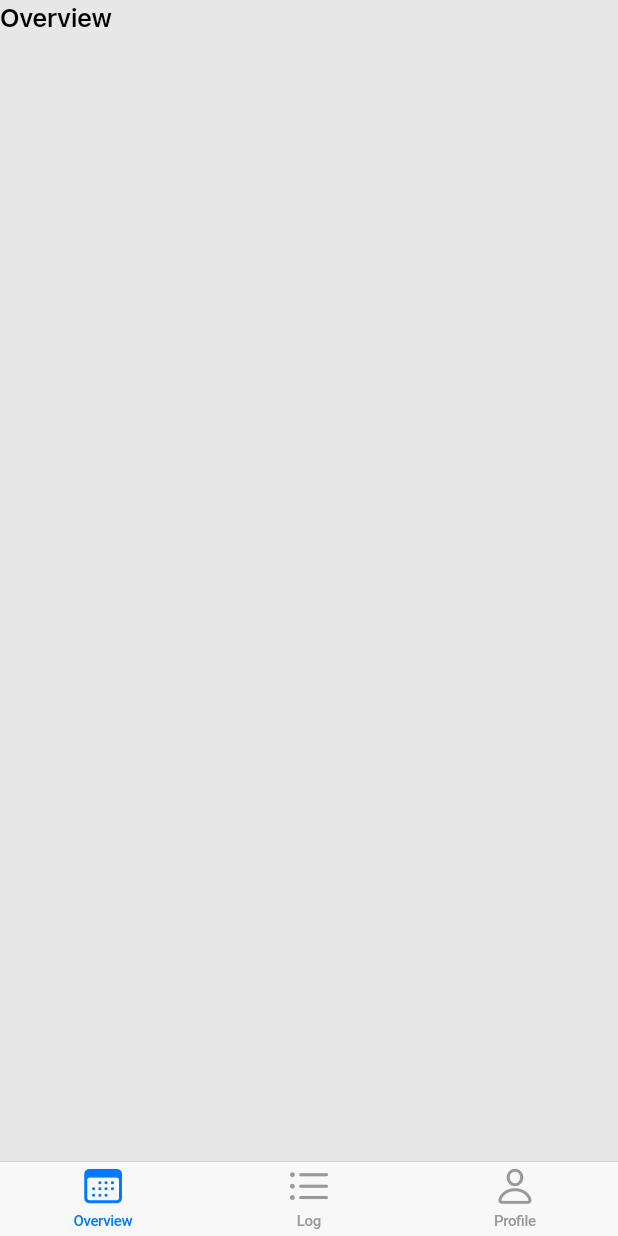
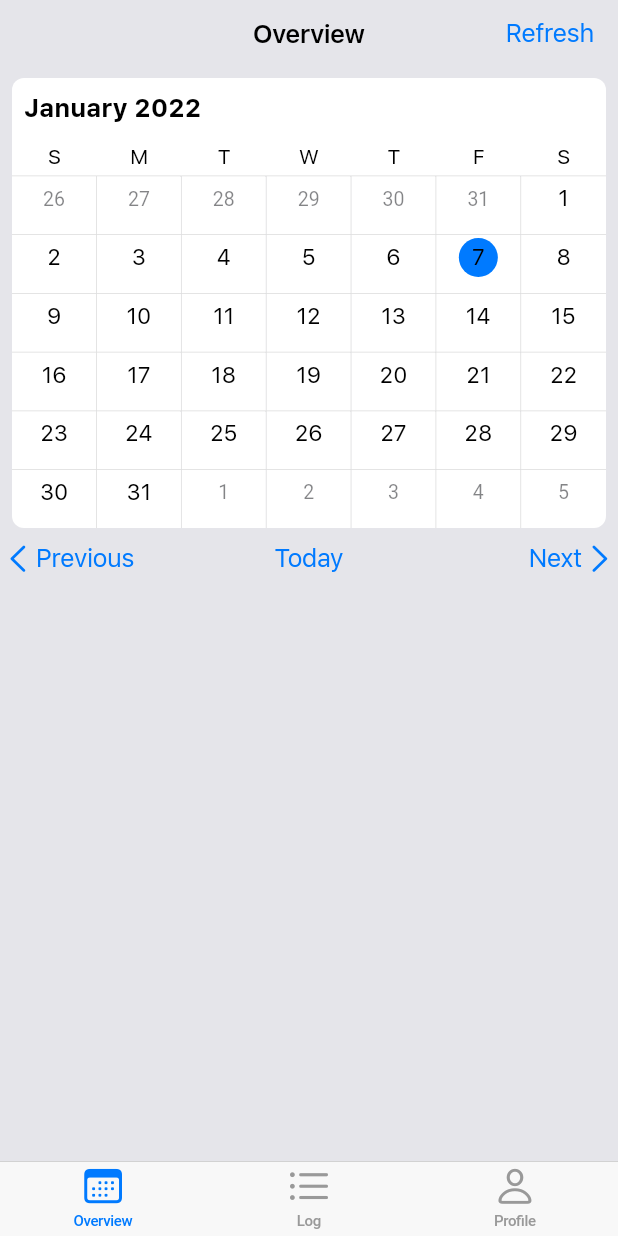
Before and after one commit to panupongv/lift-log-mobile, a Flutter app: the LiftLogApp screen opened directly, on a phone screen of 412 x 824 dp. Run offline on Flutter 3.47's test engine with Material 2 defaults, Android fonts, the phone set to English and light mode, and no system bars; drawn by our look-alikes of syncfusion_flutter_calendar; our stand-ins replace dartz, shared_preferences, sprintf; accounts and stored records are empty; network calls fail.

Commit message:
#3: Populate Calendar, month shift, data refresh button

```diff
--- /dev/null
+++ b/lib/models/calendar_session_source.dart
@@ -0,0 +1,25 @@
+import 'package:flutter/material.dart';
+import 'package:liftlogmobile/models/session.dart';
+import 'package:liftlogmobile/utils/styles.dart';
+import 'package:syncfusion_flutter_calendar/calendar.dart';
+
+
+class CalendarSessionSource extends CalendarDataSource {
+  CalendarSessionSource(List<Appointment> source) {
+    appointments = source;
+  }
+
+  factory CalendarSessionSource.wrapInSource(BuildContext context, List<Session> sessions) {
+    List<Appointment> appointments = <Appointment>[];
+
+    for (Session session in sessions) {
+      appointments.add(Appointment(
+        startTime: session.date,
+        endTime: session.date,
+        color: Styles.activeColor(context),
+      ));
+    }
+
+    return CalendarSessionSource(appointments);
+  }
+}
--- a/lib/models/session.dart
+++ b/lib/models/session.dart
@@ -43,19 +43,23 @@ class Session {
     return Session(json['_id'], json['name'], date, json['location']);
   }
 
+  static String convertDateToDisplayFormat(DateTime date) {
+    return _displayDateFormat.format(date);
+  }
+
+  static String convertDateToDatabaseFormat(DateTime date) {
+    return "${_databaseDateFormat.format(date.toUtc())}Z";
+  }
+
   DateTime fromDisplayFormatDate(String dateString) {
     return DateTime.parse(dateString);
-  }
-
-  String getDateInDisplayFormat() {
-    return _displayDateFormat.format(_date);
   }
 
   String getDayOfWeek() {
     return DateFormat("EEEE").format(_date);
   }
 
-  String getDateInDatabaseFormat() {
-    return "${_databaseDateFormat.format(_date.toUtc())}Z";
-  }
+  String getDateInDisplayFormat() => convertDateToDisplayFormat(_date);
+
+  String getDateInDatabaseFormat() => convertDateToDatabaseFormat(_date);
 }
--- a/lib/services/api_service.dart
+++ b/lib/services/api_service.dart
@@ -143,6 +143,26 @@ class APIService {
     return [];
   }
 
+  static Future<List<Session>> getSessionsByDate(DateTime startDate, DateTime endDate) async {
+    User user = GlobalUser.user!;
+    Map<String, String> query = {
+      'startDate': Session.convertDateToDatabaseFormat(startDate),
+      'endDate': Session.convertDateToDatabaseFormat(endDate),
+    };
+
+    final Uri url = Uri.parse(
+        "$_host/${user.username}/sessions/dates" + parameteriseQuery(query));
+
+    Response response = await get(url, headers: jsonHeaderWithAuthToken(user));
+
+    if (response.statusCode == HttpStatus.ok) {
+      dynamic json = jsonDecode(response.body);
+      List<dynamic> rawSessions = json['sessions'];
+      return rawSessions.map((s) => Session.fromJson(s)).toList();
+    }
+    return [];
+  }
+
   static Future<Session?> createSession(Session session) async {
     User user = GlobalUser.user!;
     final Uri url = Uri.parse("$_host/${user.username}/sessions");
--- a/lib/utils/styles.dart
+++ b/lib/utils/styles.dart
@@ -32,10 +32,16 @@ abstract class Styles {
   static Color defaultBackground(context) => _dynamicColor(context,
       CupertinoColors.lightBackgroundGray, CupertinoColors.darkBackgroundGray);
 
+  static Color calendarBackground(context) =>
+      _dynamicColor(context, CupertinoColors.white, CupertinoColors.black);
+
   static Color listItemBackground(context) =>
       _dynamicColor(context, CupertinoColors.white, CupertinoColors.black);
 
   static Color ellipsisIcon(context) => _dynamicGrey(context);
+
+  static Color calendarBorder(context) =>
+      _dynamicColor(context, CupertinoColors.black, CupertinoColors.white);
 
   static Color datePicker(context) =>
       _dynamicColor(context, CupertinoColors.white, CupertinoColors.black);
@@ -97,6 +103,34 @@ abstract class Styles {
 
   static TextStyle cautiousDialogAction(context, isActive) => TextStyle(
       color: isActive ? cautiousActionColor(context) : _dynamicGrey(context));
+
+  // Overview Tab TextStyles
+
+  static TextStyle calendarHeader(context) => TextStyle(
+      fontFamily: _defaultFontFamily,
+      fontWeight: FontWeight.bold,
+      fontSize: 17,
+      color: _defaultText(context));
+
+  static TextStyle calendarDayLabel(context) => TextStyle(
+      fontFamily: _defaultFontFamily,
+      fontSize: 14,
+      color: _defaultText(context));
+
+  static TextStyle calendarToday(context) => TextStyle(
+      fontFamily: _defaultFontFamily,
+      fontSize: 15,
+      color: _defaultText(context));
+
+  static TextStyle calendarNormalDay(context) => TextStyle(
+      fontFamily: _defaultFontFamily,
+      fontSize: 15,
+      color: _defaultText(context));
+
+  static TextStyle monthShiftButton(context) => TextStyle(
+      fontFamily: _defaultFontFamily,
+      fontSize: 17,
+      color: activeColor(context));
 
   // Log Tab TextStyles
 
--- a/lib/widgets/overview/overview_tab.dart
+++ b/lib/widgets/overview/overview_tab.dart
@@ -1,12 +1,151 @@
+import 'package:flutter/cupertino.dart';
+import 'package:flutter/material.dart';
 import 'package:flutter/widgets.dart';
+import 'package:liftlogmobile/models/session.dart';
+import 'package:liftlogmobile/models/calendar_session_source.dart';
+import 'package:liftlogmobile/services/api_service.dart';
 import 'package:liftlogmobile/utils/styles.dart';
+import 'package:liftlogmobile/widgets/shared/navigation_bar_text.dart';
+import 'package:syncfusion_flutter_calendar/calendar.dart';
 
-class OverviewTab extends StatelessWidget {
+class OverviewTab extends StatefulWidget {
+  @override
+  State<OverviewTab> createState() => _OverviewTabState();
+}
+
+class _OverviewTabState extends State<OverviewTab> {
+  late DateTime _startDate = _firstDayOfMonth(DateTime.now());
+  late DateTime _endDate = _lastDayOfMonth(_startDate);
+  late CalendarSessionSource _calendarDataSource = CalendarSessionSource([]);
+
+  @override
+  void initState() {
+    _loadCalendarSessions();
+  }
+
+  void _loadCalendarSessions() async {
+    List<Session> sessions =
+        await APIService.getSessionsByDate(_startDate, _endDate);
+    setState(() {
+      _calendarDataSource =
+          CalendarSessionSource.wrapInSource(context, sessions);
+    });
+  }
+
+  DateTime _firstDayOfMonth(DateTime startDate) =>
+      startDate.subtract(Duration(days: startDate.day - 1));
+
+  DateTime _lastDayOfMonth(DateTime startDate) =>
+      DateUtils.addMonthsToMonthDate(startDate, 1)
+          .subtract(const Duration(days: 1));
+
+  Widget _calendarSection() {
+    return Padding(
+      padding: const EdgeInsets.all(8.0),
+      child: Container(
+        decoration: BoxDecoration(
+          color: Styles.listItemBackground(context),
+          borderRadius: const BorderRadius.all(Radius.circular(8)),
+        ),
+        height: 300,
+        child: SfCalendar(
+          headerStyle:
+              CalendarHeaderStyle(textStyle: Styles.calendarHeader(context)),
+          viewHeaderStyle: ViewHeaderStyle(
+            dayTextStyle: Styles.calendarDayLabel(context),
+          ),
+          monthViewSettings: MonthViewSettings(
+              monthCellStyle:
+                  MonthCellStyle(textStyle: Styles.calendarNormalDay(context))),
+          todayTextStyle: Styles.calendarToday(context),
+          minDate: _startDate,
+          maxDate: _endDate,
+          view: CalendarView.month,
+          dataSource: _calendarDataSource,
+          onSelectionChanged: (CalendarSelectionDetails details) {
+            print(details.date);
+          },
+        ),
+      ),
+    );
+  }
+
+  Widget _todayButton() {
+    return GestureDetector(
+      child: Text("Today", style: Styles.monthShiftButton(context)),
+      onTap: () {
+        setState(() {
+          _startDate = _firstDayOfMonth(DateTime.now());
+          _endDate = _lastDayOfMonth(_startDate);
+        });
+      },
+    );
+  }
+
+  Widget _monthShiftButton(bool next) {
+    return GestureDetector(
+      child: (next
+          ? Row(
+              mainAxisAlignment: MainAxisAlignment.end,
+              children: [
+                Text("Next", style: Styles.monthShiftButton(context)),
+                Icon(CupertinoIcons.right_chevron,
+                    color: Styles.activeColor(context)),
+              ],
+            )
+          : Row(
+              mainAxisAlignment: MainAxisAlignment.start,
+              children: [
+                Icon(CupertinoIcons.left_chevron,
+                    color: Styles.activeColor(context)),
+                Text("Previous", style: Styles.monthShiftButton(context)),
+              ],
+            )),
+      onTap: () {
+        setState(() {
+          _startDate =
+              DateUtils.addMonthsToMonthDate(_startDate, next ? 1 : -1);
+          _endDate = _lastDayOfMonth(_startDate);
+        });
+      },
+    );
+  }
+
   @override
   Widget build(BuildContext context) {
-    return Text(
-      "Overview",
-      style: Styles.dialogTitle(context),
+    return CupertinoPageScaffold(
+      navigationBar: CupertinoNavigationBar(
+        middle: navigationBarTitle(context, "Overview"),
+        trailing: navigationBarTextButton(context, "Refresh", () {
+           _loadCalendarSessions();
+        }),
+      ),
+      backgroundColor: Styles.defaultBackground(context),
+      child: SafeArea(
+        top: true,
+        child: ListView(
+          children: [
+            _calendarSection(),
+            Row(
+              mainAxisAlignment: MainAxisAlignment.spaceBetween,
+              children: [
+                SizedBox(
+                  child: _monthShiftButton(false),
+                  width: 120,
+                ),
+                Align(
+                  child: _todayButton(),
+                  alignment: Alignment.center,
+                ),
+                SizedBox(
+                  child: _monthShiftButton(true),
+                  width: 120,
+                )
+              ],
+            ),
+          ],
+        ),
+      ),
     );
   }
 }
--- a/pubspec.yaml
+++ b/pubspec.yaml
@@ -34,13 +34,14 @@ dependencies:
   # The following adds the Cupertino Icons font to your application.
   # Use with the CupertinoIcons class for iOS style icons.
   cupertino_icons: ^1.0.3
+  syncfusion_flutter_calendar: ^19.4.40
   shared_preferences: ^2.0.8
 
   http: ^0.13.3
   dartz: ^0.10.0
   intl: ^0.17.0
   sprintf: "^6.0.0"
-
+  date_utils: ^0.2.0
 
 dev_dependencies:
   flutter_test:
```
Also changed, not shown: pubspec.lock, 2 other files.
